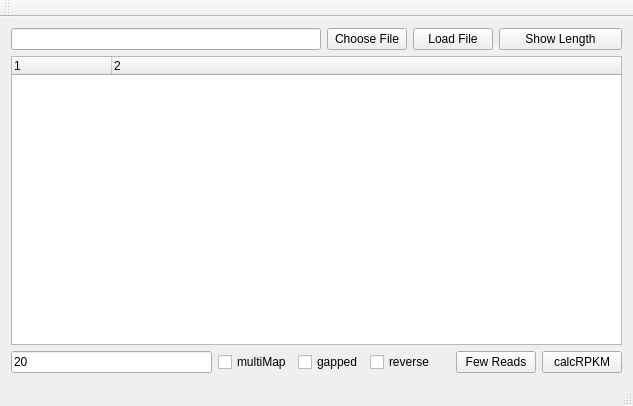
Qt form mainwindow.ui (lipan6461188/SAMWidget) before a commit.
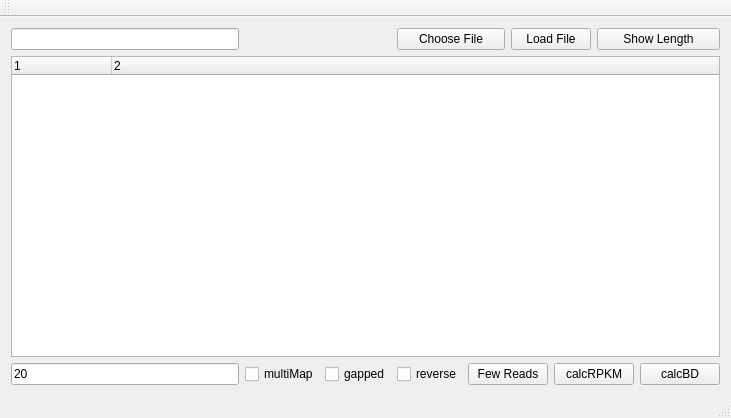
The same form after that commit.

The edit to the form file:
```diff
--- a/mainwindow.ui
+++ b/mainwindow.ui
@@ -6,8 +6,8 @@
    <rect>
     <x>0</x>
     <y>0</y>
-    <width>633</width>
-    <height>406</height>
+    <width>731</width>
+    <height>418</height>
    </rect>
   </property>
   <property name="windowTitle">
@@ -15,7 +15,7 @@
   </property>
   <widget class="QWidget" name="centralWidget">
    <layout class="QGridLayout" name="gridLayout">
-    <item row="0" column="0" colspan="3">
+    <item row="0" column="0">
      <widget class="QLineEdit" name="samFIleLineEdit"/>
     </item>
     <item row="0" column="3" colspan="2">
@@ -70,34 +70,41 @@
       </property>
      </widget>
     </item>
-    <item row="2" column="2" colspan="2">
+    <item row="2" column="2">
      <widget class="QCheckBox" name="gappedBox">
       <property name="text">
        <string>gapped</string>
       </property>
      </widget>
     </item>
-    <item row="2" column="4" colspan="2">
+    <item row="2" column="3">
      <widget class="QCheckBox" name="reverseBox">
       <property name="text">
        <string>reverse</string>
       </property>
      </widget>
     </item>
-    <item row="2" column="6" colspan="2">
+    <item row="2" column="4" colspan="2">
      <widget class="QPushButton" name="fewReadsButton">
       <property name="text">
        <string>Few Reads</string>
       </property>
      </widget>
     </item>
-    <item row="2" column="8">
+    <item row="2" column="6" colspan="2">
      <widget class="QPushButton" name="rpkmButton">
       <property name="text">
        <string>calcRPKM</string>
       </property>
      </widget>
     </item>
+    <item row="2" column="8">
+     <widget class="QPushButton" name="bdButton">
+      <property name="text">
+       <string>calcBD</string>
+      </property>
+     </widget>
+    </item>
    </layout>
   </widget>
   <widget class="QMenuBar" name="menuBar">
```
Left out of the diff: 2 changed lines with no effect on the pictures.
